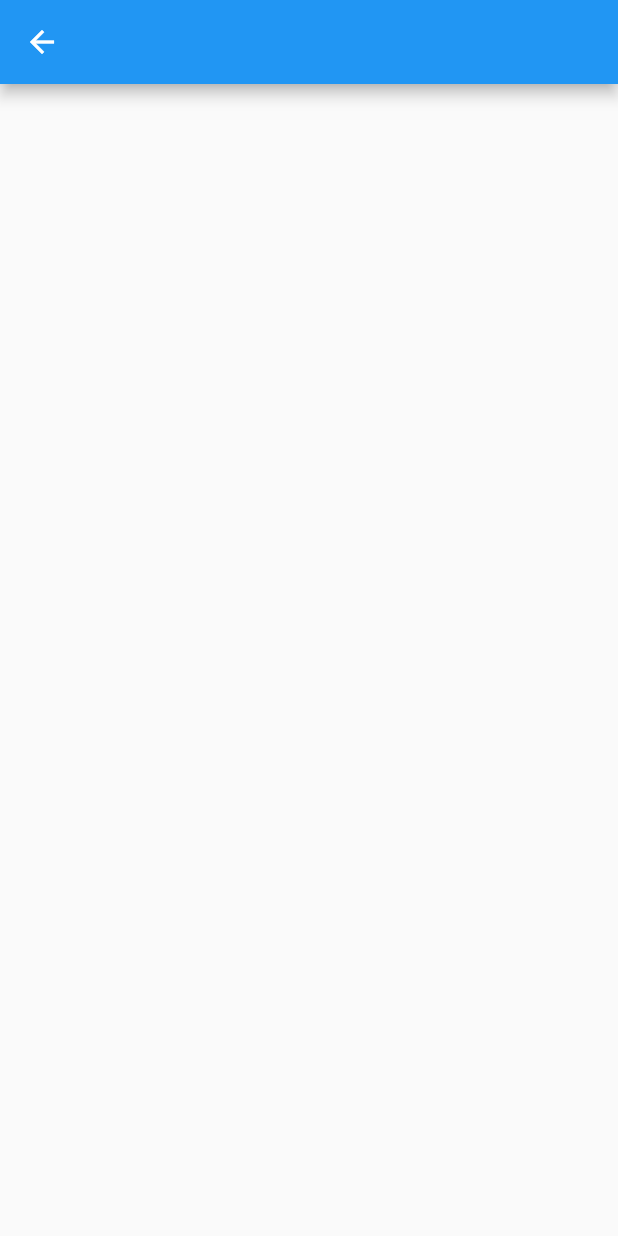
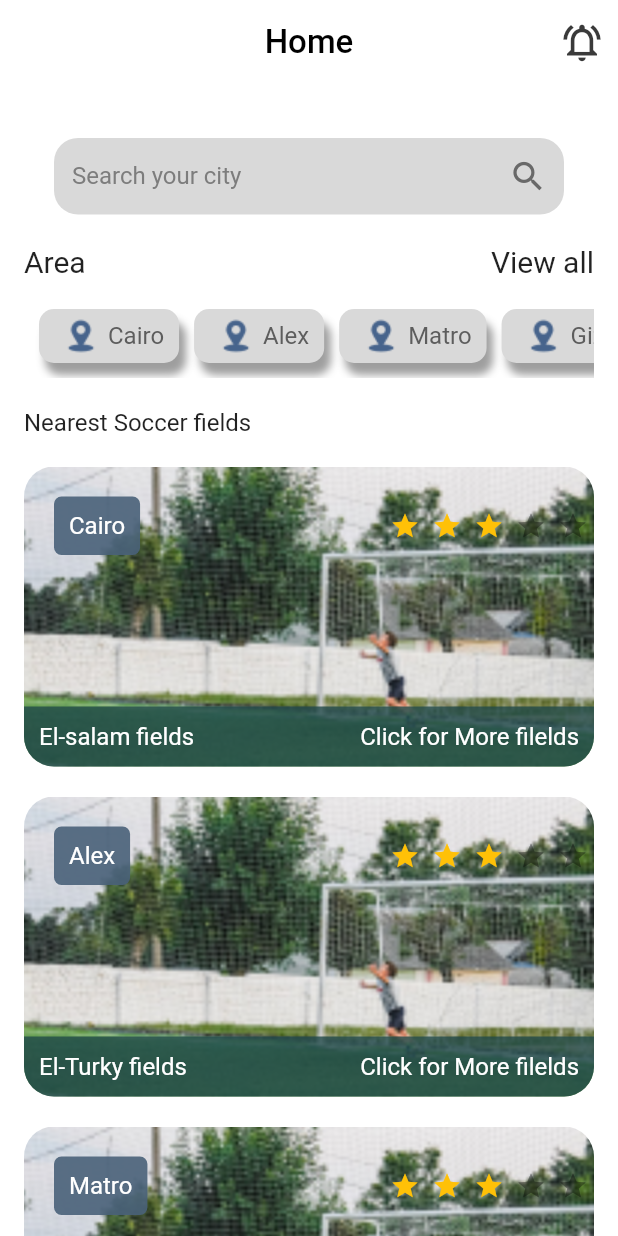
Before and after one commit to yusufabdo20/kick_off, a Flutter app: the HomeScreen screen opened directly, on a phone screen of 412 x 824 dp. Run offline on Flutter 3.47's test engine with Material 2 defaults, Android fonts, the light colour scheme and no system bars; drawn by our look-alikes of flutter_rating_bar; our stand-ins replace fluttertoast, google_nav_bar, shared_preferences; accounts and stored records are empty.

Commit message:
playground add

```diff
--- a/lib/components/app_routes.dart
+++ b/lib/components/app_routes.dart
@@ -1,9 +1,11 @@
 import 'package:flutter/material.dart';
-
+import '../screens/home.dart';
 import '../screens/register_screen.dart';
 import '../screens/signIn_screen.dart';
 
 Map<String, Widget Function(BuildContext)> appRoutes={
       SignUpScreen.id:(context) => SignUpScreen(),
       SignInScreen.id:(context) => SignInScreen(),
+      // HomeScreen.id:(context) => HomeScreen(),
+      Home.id:(context) => Home(),
     } ;
--- /dev/null
+++ b/lib/components/home_component/Search_field.dart
@@ -0,0 +1,42 @@
+import 'package:flutter/material.dart';
+import 'package:flutter/src/widgets/framework.dart';
+import 'package:flutter/src/widgets/placeholder.dart';
+
+class SearchTextField extends StatelessWidget {
+  const SearchTextField({super.key});
+
+  @override
+  Widget build(BuildContext context) {
+    return Padding(
+      padding: const EdgeInsets.symmetric(
+        horizontal: 20,
+      ),
+      child: TextFormField(
+        decoration: InputDecoration(
+          border: const OutlineInputBorder(
+              borderRadius: BorderRadius.all(Radius.circular(16))),
+          enabledBorder: OutlineInputBorder(
+              borderSide: BorderSide(width: 0, color: Colors.transparent),
+              borderRadius: BorderRadius.all(Radius.circular(16))),
+          focusedBorder: OutlineInputBorder(
+            borderRadius: BorderRadius.circular(16.0),
+            borderSide: BorderSide(color: Colors.black, width: 2),
+          ),
+          suffixIcon: const Icon(
+            Icons.search,
+            color: Color(0xff696969),
+            size: 26,
+          ),
+          floatingLabelBehavior: FloatingLabelBehavior.never,
+          labelText: "Search your city",
+          labelStyle: const TextStyle(
+            color: Color(0xff7D7D7D),
+          ),
+          filled: true,
+          fillColor: Color(0xffD9D9D9),
+          isDense: true,
+        ),
+      ),
+    );
+  }
+}
--- /dev/null
+++ b/lib/components/home_component/areas_categories.dart
@@ -0,0 +1,52 @@
+import 'package:flutter/material.dart';
+import 'package:flutter/src/widgets/framework.dart';
+import 'package:flutter/src/widgets/placeholder.dart';
+
+class AreasCategories extends StatelessWidget {
+  AreasCategories({super.key, required this.name});
+  String name;
+  @override
+  Widget build(BuildContext context) {
+    return Container(
+      // height: 60,
+      // width: 120,
+      decoration: BoxDecoration(
+        color: Color(0xffD9D9D9),
+        borderRadius: BorderRadius.circular(10),
+        boxShadow: [
+          BoxShadow(
+            color: Colors.grey,
+            blurRadius: 4,
+            offset: Offset(4, 8),
+          ),
+        ],
+      ),
+      child: Padding(
+        padding: const EdgeInsets.symmetric(horizontal: 10),
+        child: Row(
+          mainAxisAlignment: MainAxisAlignment.spaceEvenly,
+          children: [
+            Container(
+              height: 36,
+              // width: 50,
+              child: Image.asset(
+                "assets/images/location.png",
+                color: Color(0xff47648c),
+              ),
+            ),
+            Text(
+              name,
+              style: TextStyle(
+                fontSize: 16,
+                color: Color(0xff5D5D5D),
+              ),
+            ),
+          ],
+        ),
+      ),
+      margin: EdgeInsets.only(
+        left: 10,
+      ),
+    );
+  }
+}
--- /dev/null
+++ b/lib/components/home_component/playgrounds_categories.dart
@@ -0,0 +1,104 @@
+import 'package:flutter/material.dart';
+import 'package:flutter_rating_bar/flutter_rating_bar.dart';
+import 'package:kick_off/components/components.dart';
+import 'package:kick_off/screens/notifications_screen.dart';
+import 'package:kick_off/screens/owner_screen.dart';
+
+class PlaygroundsCategories extends StatelessWidget {
+  PlaygroundsCategories(
+      {super.key, required this.nameOnwer, required this.nameArea});
+  String nameOnwer;
+  String nameArea;
+
+  @override
+  Widget build(BuildContext context) {
+    return InkWell(
+      onTap: () {
+        navigateTO(context, OwnerScreen());
+      },
+      child: Container(
+        margin: EdgeInsets.only(bottom: 20),
+        height: 200,
+        width: double.infinity,
+        decoration: BoxDecoration(
+          image: DecorationImage(
+            image: AssetImage("assets/images/Playgrounds.png"),
+            fit: BoxFit.cover,
+          ),
+          borderRadius: BorderRadius.circular(20),
+        ),
+        child: Column(
+          mainAxisAlignment: MainAxisAlignment.spaceBetween,
+          children: [
+            Row(
+              mainAxisAlignment: MainAxisAlignment.spaceBetween,
+              children: [
+                Container(
+                  padding: EdgeInsets.all(10),
+                  margin: EdgeInsets.all(20),
+                  decoration: BoxDecoration(
+                    color: Color(0xff496179).withOpacity(0.9),
+                    borderRadius: BorderRadius.circular(5),
+                  ),
+                  child: Align(
+                    alignment: Alignment.center,
+                    child: Text(
+                      nameArea,
+                      style: TextStyle(
+                        fontSize: 16,
+                        color: Colors.white,
+                      ),
+                    ),
+                  ),
+                ),
+                RatingBar.builder(
+                  initialRating: 3,
+                  minRating: 1,
+                  direction: Axis.horizontal,
+                  allowHalfRating: true,
+                  itemSize: 20,
+                  itemCount: 5,
+                  itemPadding: EdgeInsets.symmetric(horizontal: 4.0),
+                  itemBuilder: (context, _) => Icon(
+                    Icons.star,
+                    color: Colors.amber,
+                  ),
+                  onRatingUpdate: (rating) {
+                    print(rating);
+                  },
+                ),
+              ],
+            ),
+            Container(
+              height: 40,
+              width: double.infinity,
+              decoration: BoxDecoration(
+                color: Color(0xff224A4A).withOpacity(0.8),
+                borderRadius: BorderRadius.only(
+                  bottomLeft: Radius.circular(20),
+                  bottomRight: Radius.circular(20),
+                ),
+              ),
+              child: Padding(
+                padding: const EdgeInsets.all(10),
+                child: Row(
+                  mainAxisAlignment: MainAxisAlignment.spaceBetween,
+                  children: [
+                    Text(
+                      nameOnwer,
+                      style: TextStyle(color: Colors.white, fontSize: 16),
+                    ),
+                    Text(
+                      "Click for More filelds",
+                      style: TextStyle(color: Colors.white, fontSize: 16),
+                    )
+                  ],
+                ),
+              ),
+            ),
+          ],
+        ),
+      ),
+    );
+  }
+}
--- a/lib/main.dart
+++ b/lib/main.dart
@@ -1,8 +1,6 @@
 import 'package:flutter/material.dart';
-
+import 'package:kick_off/screens/home.dart';
 import 'components/app_routes.dart';
-import 'screens/register_screen.dart';
-import 'screens/signIn_screen.dart';
 
 void main() {
   runApp(KickOff());
@@ -14,7 +12,8 @@ class KickOff extends StatelessWidget {
   @override
   Widget build(BuildContext context) {
     return MaterialApp(
-      initialRoute: SignUpScreen.id,
+      debugShowCheckedModeBanner: false,
+      initialRoute: Home.id,
       routes: appRoutes,
     );
   }
--- a/lib/screens/home_screen.dart
+++ b/lib/screens/home_screen.dart
@@ -1,6 +1,10 @@
 import 'package:flutter/material.dart';
-import 'package:flutter/src/widgets/container.dart';
-import 'package:flutter/src/widgets/framework.dart';
+import 'package:kick_off/components/home_component/Search_field.dart';
+import 'package:kick_off/components/home_component/areas_categories.dart';
+import 'package:kick_off/components/home_component/playgrounds_categories.dart';
+
+import '../components/components.dart';
+import 'notifications_screen.dart';
 
 class HomeScreen extends StatelessWidget {
   const HomeScreen({super.key});
@@ -8,8 +12,129 @@ class HomeScreen extends StatelessWidget {
   @override
   Widget build(BuildContext context) {
     return Scaffold(
-      appBar: AppBar(),
-      body: Container(),
+       backgroundColor: Colors.white,
+      appBar: AppBar(
+        backgroundColor: Colors.transparent,
+        elevation: 0,
+        title: Text(
+          "Home",
+          style: TextStyle(color: Colors.black, fontSize: 22),
+        ),
+        centerTitle: true,
+        actions: [
+          IconButton(
+            onPressed: () {
+              navigateTO(context, NotificationsScreen());
+            },
+            icon: Icon(
+              Icons.notifications_active_outlined,
+              size: 30,
+              color: Color(0xff3A3A3A),
+            ),
+          ),
+        ],
+      ),
+      body: SafeArea(
+        child: ListView(
+          children: [
+            Padding(
+              padding: const EdgeInsets.all(16),
+              child: Column(
+                crossAxisAlignment: CrossAxisAlignment.start,
+                children: [
+                  Padding(
+                    padding: EdgeInsets.only(top: 20),
+                  ),
+                  const SearchTextField(),
+                  Padding(
+                    padding: const EdgeInsets.only(top: 20),
+                    child: Column(
+                      children: [
+                        Row(
+                          mainAxisAlignment: MainAxisAlignment.spaceBetween,
+                          children: [
+                            Text(
+                              "Area",
+                              style: TextStyle(fontSize: 20),
+                            ),
+                            Text(
+                              "View all",
+                              style: TextStyle(fontSize: 20),
+                            ),
+                          ],
+                        ),
+                        SizedBox(
+                          height: 20,
+                        ),
+                        SingleChildScrollView(
+                          scrollDirection: Axis.horizontal,
+                          child: Container(
+                            margin: EdgeInsets.only(bottom: 10),
+                            child: Row(
+                              children: [
+                                AreasCategories(
+                                  name: "Cairo",
+                                ),
+                                AreasCategories(
+                                  name: "Alex",
+                                ),
+                                AreasCategories(
+                                  name: "Matro",
+                                ),
+                                AreasCategories(
+                                  name: "Giza",
+                                ),
+                                AreasCategories(
+                                  name: "Giza",
+                                ),
+                                AreasCategories(
+                                  name: "Giza",
+                                ),
+                                AreasCategories(
+                                  name: "Giza",
+                                ),
+                              ],
+                            ),
+                          ),
+                        ),
+                      ],
+                    ),
+                  ),
+                  SizedBox(
+                    height: 20,
+                  ),
+                  Text(
+                    "Nearest Soccer fields",
+                    style: TextStyle(
+                      fontSize: 16,
+                    ),
+                    // textAlign: TextAlign.start,
+                  ),
+                  SizedBox(
+                    height: 20,
+                  ),
+                    PlaygroundsCategories(
+                      nameOnwer: "El-salam fields",
+                      nameArea: "Cairo",
+                    ),
+                    PlaygroundsCategories(
+                      nameOnwer: "El-Turky fields",
+                      nameArea: "Alex",
+                    ),
+                    PlaygroundsCategories(
+                      nameOnwer: "abo elnawer fields",
+                      nameArea: "Matro",
+                    ),
+                    PlaygroundsCategories(
+                      nameOnwer: "El-salam fields",
+                      nameArea: "Giza",
+                    ),
+                ],
+              ),
+            ),
+          ],
+        ),
+      ),
     );
   }
 }
```
Also changed, not shown: lib/components/owner_playgrounds.dart (added, +129 -0 lines), lib/screens/favorites_screen.dart (added, +13 -0 lines), lib/screens/home.dart (added, +94 -0 lines), lib/screens/notifications_screen.dart (added, +34 -0 lines), lib/screens/owner_screen.dart (added, +47 -0 lines), lib/screens/requests_screen.dart (added, +13 -0 lines), lib/screens/settings_screen.dart (added, +17 -0 lines), pubspec.yaml (+6 -3 lines), assets/images/Playgrounds.png (added), assets/images/location.png (added), assets/images/no-alarm.png (added), pubspec.lock, 1 other file.
